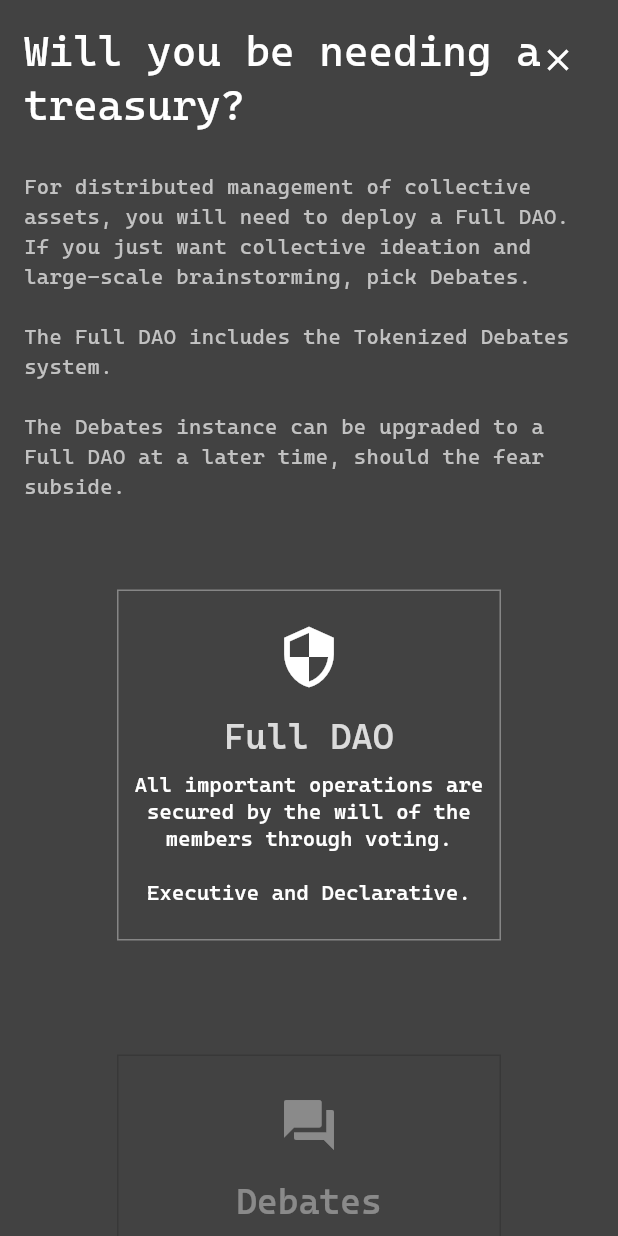
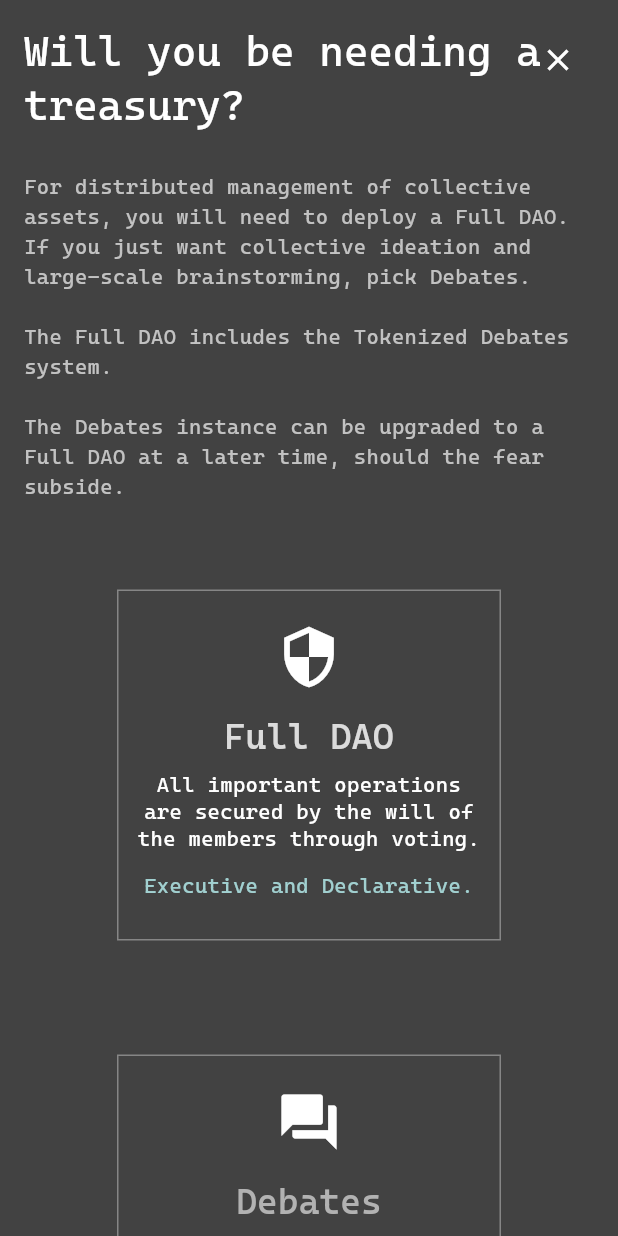
Before and after one commit to dOrgTech/werule-web, a Flutter app: the DaoCreatorScreen screen opened directly with empty values, on a phone screen of 412 x 824 dp. Run offline on Flutter 3.47's test engine with Material 3 defaults, Android fonts, the phone set to English and light mode, and no system bars; drawn by our look-alikes of animated_text_kit; our stand-ins replace cloud_firestore, firebase_core, go_router; missing offline and left inert: dart:html, dart:js_util, flutter_web3, flutter_web3_provider, pointycastle, web3dart; accounts and stored records are empty.

Commit message:
minor tweaks

```diff
--- a/lib/src/features/dao_creator/screens/screen1_dao_type.dart
+++ b/lib/src/features/dao_creator/screens/screen1_dao_type.dart
@@ -60,6 +60,10 @@ class Screen1DaoType extends StatelessWidget {
     const TextStyle meniu =
         TextStyle(fontSize: 24, color: Color.fromARGB(255, 178, 178, 178));
 
+    // Use the theme's default text style to ensure font consistency.
+    final defaultTextStyle = Theme.of(context).textTheme.bodyMedium ??
+        const TextStyle(color: Color.fromARGB(255, 194, 194, 194));
+
     return SingleChildScrollView(
       child: Padding(
         padding: const EdgeInsets.all(16.0),
@@ -111,7 +115,6 @@ class Screen1DaoType extends StatelessWidget {
                       color: const Color.fromARGB(255, 134, 134, 134)),
                 ),
                 child: Column(
-                  mainAxisAlignment: MainAxisAlignment.start,
                   children: [
                     const SizedBox(height: 22),
                     const FlashingIcon(),
@@ -151,14 +154,25 @@ class Screen1DaoType extends StatelessWidget {
                                   ],
                                 )))),
                     const SizedBox(height: 10),
-                    const Padding(
-                      padding: EdgeInsets.symmetric(horizontal: 10),
+                    Padding(
+                      padding: const EdgeInsets.symmetric(horizontal: 10),
                       child: Text(
-                        'All important operations are secured by the will of the members through voting.\n\nExecutive and Declarative.',
-                        style: TextStyle(height: 1.3),
+                        'All important operations are secured by the will of the members through voting.',
+                        style: defaultTextStyle.copyWith(height: 1.3),
                         textAlign: TextAlign.center,
                       ),
                     ),
+                    const Spacer(), // This pushes the next widget to the bottom
+                    Padding(
+                      padding: const EdgeInsets.fromLTRB(10, 10, 10, 10),
+                      child: Text(
+                        'Executive and Declarative.',
+                        textAlign: TextAlign.center,
+                        style: defaultTextStyle.copyWith(
+                            color: Theme.of(context).indicatorColor),
+                      ),
+                    ),
+                    const SizedBox(height: 16)
                   ],
                 ),
               ),
@@ -194,25 +208,42 @@ class Screen1DaoType extends StatelessWidget {
                   margin: const EdgeInsets.all(12.0),
                   decoration: BoxDecoration(
                     border: Border.all(
-                        color: const Color.fromARGB(255, 56, 56, 56)),
+                        color: const Color.fromARGB(255, 134, 134, 134)),
                   ),
-                  child: const Column(
-                    mainAxisAlignment: MainAxisAlignment.start,
+                  child: Column(
                     children: [
-                      SizedBox(height: 26),
-                      Icon(Icons.forum, size: 40),
-                      SizedBox(height: 14),
-                      Text('Debates', style: TextStyle(fontSize: 23.5)),
-                      SizedBox(height: 8),
-                      Padding(
-                        padding: EdgeInsets.only(
-                            left: 13.0, right: 13, top: 9, bottom: 20),
-                        child: Text(
-                          "Tokenized collective debates with fractal topology. \n\nDeclarative only.",
-                          style: TextStyle(height: 1.1),
-                          textAlign: TextAlign.center,
+                      const SizedBox(height: 22),
+                      const Icon(Icons.forum, size: 44, color: Colors.white),
+                      const SizedBox(height: 14),
+                      // Ensure title container has same height for alignment
+                      SizedBox(
+                        width: 150,
+                        height: 30,
+                        child: Center(
+                          child: Text('Debates',
+                              style: meniu.copyWith(fontSize: 23.5)),
                         ),
                       ),
+                      const SizedBox(height: 18),
+                      Padding(
+                        padding: const EdgeInsets.symmetric(horizontal: 10),
+                        child: Text(
+                          'Tokenized collective debates with fractal topology.',
+                          textAlign: TextAlign.center,
+                          style: defaultTextStyle.copyWith(height: 1.3),
+                        ),
+                      ),
+                      const Spacer(), // This pushes the next widget to the bottom
+                      Padding(
+                        padding: const EdgeInsets.fromLTRB(10, 10, 10, 10),
+                        child: Text(
+                          'Declarative only.',
+                          textAlign: TextAlign.center,
+                          style: defaultTextStyle.copyWith(
+                              color: Theme.of(context).indicatorColor),
+                        ),
+                      ),
+                      const SizedBox(height: 10)
                     ],
                   ),
                 ),
@@ -231,4 +262,3 @@ class Screen1DaoType extends StatelessWidget {
     );
   }
 }
-// lib/src/features/dao_creator/screens/screen1_dao_type.dart
--- a/lib/src/features/dao_detail/tabs/overview_tab.dart
+++ b/lib/src/features/dao_detail/tabs/overview_tab.dart
@@ -106,6 +106,7 @@ class OverviewTab extends StatelessWidget {
                   label: 'Treasury',
                   address: dao.registryAddress,
                   isShort: false),
+                  SizedBox(height: 10),
               _AddressLine(
                   label: '${dao.symbol} Token',
                   address: dao.govTokenAddress,
--- a/lib/src/features/explorer/widgets/dao_card.dart
+++ b/lib/src/features/explorer/widgets/dao_card.dart
@@ -19,8 +19,9 @@ class DAOCard extends StatelessWidget {
       children: [
         Container(
           decoration: BoxDecoration(
-            boxShadow: [BoxShadow(spreadRadius: 0.1, color: const Color.fromARGB(104, 77, 77, 77), offset:Offset.fromDirection(1))],
-            borderRadius: BorderRadius.circular(8),
+
+            boxShadow: [BoxShadow(spreadRadius: 0.1, color: const Color.fromARGB(117, 77, 77, 77), offset:Offset.fromDirection(1))],
+            borderRadius: BorderRadius.circular(2),
 
           ),
           child: Padding(
--- a/lib/src/utils/theme.dart
+++ b/lib/src/utils/theme.dart
@@ -46,8 +46,7 @@ MaterialColor createMaterialColor(Color color) {
         splashColor: const Color(0xffffffff),
         canvasColor: const Color(0xfff0f0f0), colorScheme: ColorScheme.fromSwatch(primarySwatch: createMaterialColor(const Color(0xff4d4d4d))).copyWith(secondary: const Color(0xffe0deda)).copyWith(surface: createMaterialColor(const Color(0xeecacaca))));
 
-
-ThemeData dark = ThemeData(
+ ThemeData dark = ThemeData(
   canvasColor: const Color.fromARGB(255, 46, 46, 46),
   splashColor: const Color.fromARGB(255, 133, 133, 133),
   fontFamily: 'CascadiaCode',
@@ -83,4 +82,12 @@ ThemeData dark = ThemeData(
       foregroundColor: Colors.white, // default text color for buttons
     ),
   ),
+
+  // Add this section to style all ElevatedButton widgets
+  elevatedButtonTheme: ElevatedButtonThemeData(
+    style: ElevatedButton.styleFrom(
+      backgroundColor: Colors.grey[300], // Light grey background
+      foregroundColor: Colors.black, // Black text
+    ),
+  ),
 );
```
Also changed, not shown: lib/src/features/create_proposal/create_proposal_dialog.dart (+8 -5 lines), lib/src/features/dao_detail/widgets/dao_treasury_widget.dart (+19 -5 lines), 2 other files.
